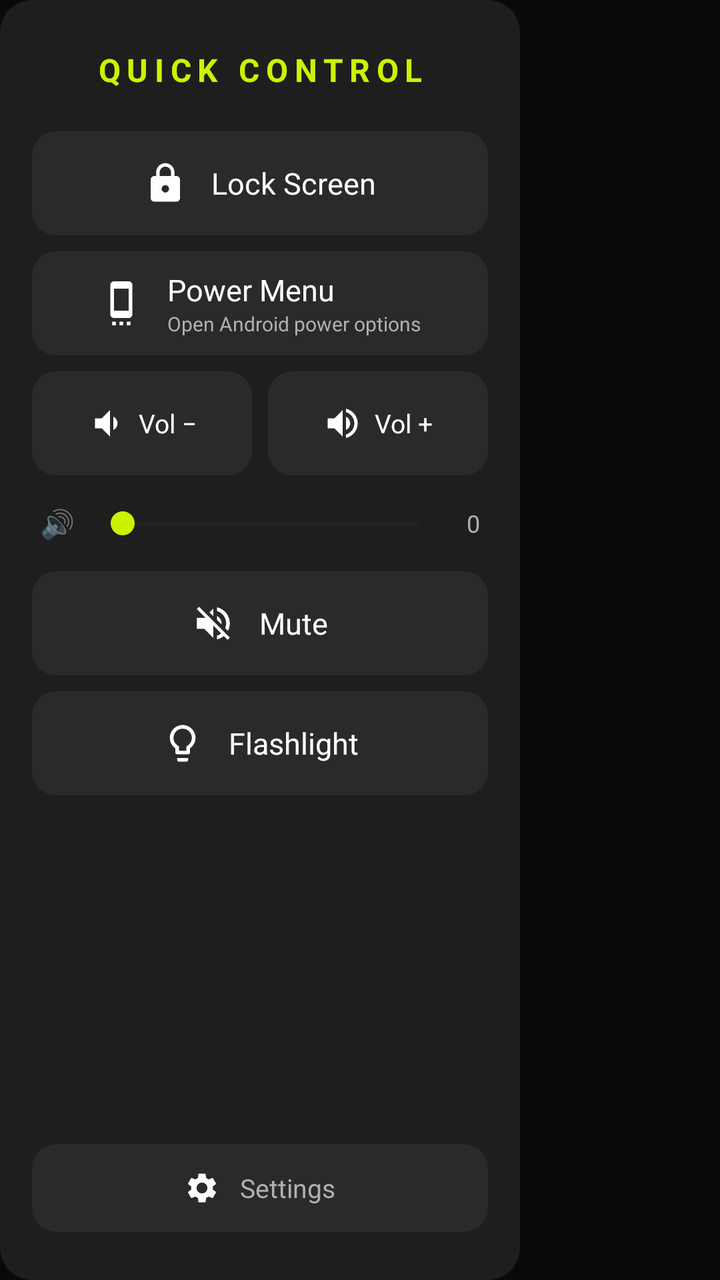
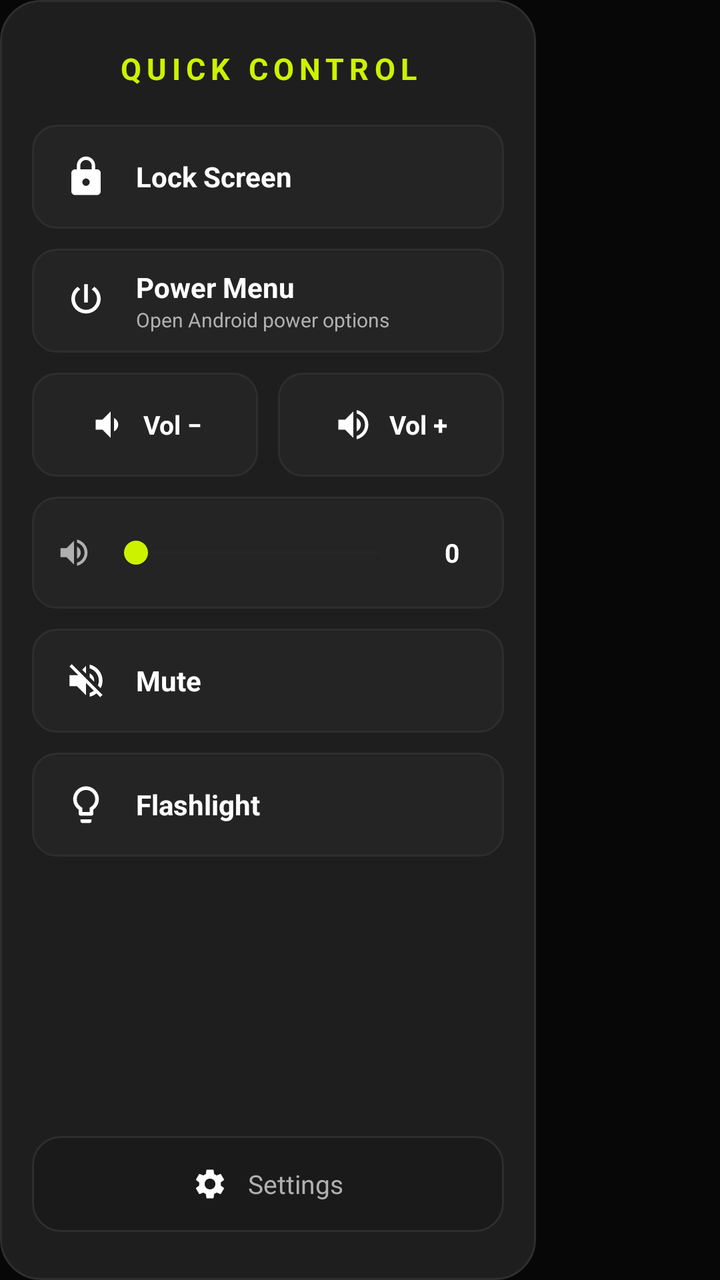

Before-and-after screenshots of an Android layout around one commit, followed by the original layout XML and the change that was made.
<!-- AndroidManifest.xml: application theme Theme.QuickControl -->
<!-- res/layout/edge_panel.xml -->
<?xml version="1.0" encoding="utf-8"?>
<FrameLayout xmlns:android="http://schemas.android.com/apk/res/android"
    android:layout_width="match_parent"
    android:layout_height="match_parent">

    
    <View
        android:id="@+id/panelScrim"
        android:layout_width="match_parent"
        android:layout_height="match_parent"
        android:background="@color/scrim" />

    
    <LinearLayout
        android:id="@+id/panelContainer"
        android:layout_width="260dp"
        android:layout_height="match_parent"
        android:background="@drawable/panel_background"
        android:orientation="vertical"
        android:paddingTop="24dp"
        android:paddingBottom="24dp"
        android:paddingStart="16dp"
        android:paddingEnd="16dp">

        
        <TextView
            android:layout_width="match_parent"
            android:layout_height="wrap_content"
            android:gravity="center"
            android:text="@string/panel_title"
            android:textColor="@color/primary"
            android:textSize="16sp"
            android:textStyle="bold"
            android:letterSpacing="0.2"
            android:layout_marginBottom="20dp" />

        
        <LinearLayout
            android:id="@+id/btnLockScreen"
            android:layout_width="match_parent"
            android:layout_height="52dp"
            android:background="@drawable/button_background"
            android:gravity="center"
            android:orientation="horizontal"
            android:paddingStart="16dp"
            android:paddingEnd="16dp"
            android:layout_marginBottom="8dp"
            android:clickable="true"
            android:focusable="true">

            <ImageView
                android:layout_width="22dp"
                android:layout_height="22dp"
                android:src="@drawable/ic_lock"
                android:layout_marginEnd="12dp" />

            <TextView
                android:layout_width="wrap_content"
                android:layout_height="wrap_content"
                android:text="@string/lock_screen"
                android:textColor="@color/primary_text"
                android:textSize="15sp" />
        </LinearLayout>

        
        <LinearLayout
            android:id="@+id/btnPowerMenu"
            android:layout_width="match_parent"
            android:layout_height="52dp"
            android:background="@drawable/button_background"
            android:gravity="center"
            android:orientation="horizontal"
            android:paddingStart="16dp"
            android:paddingEnd="16dp"
            android:layout_marginBottom="8dp"
            android:clickable="true"
            android:focusable="true">

            <ImageView
                android:layout_width="22dp"
                android:layout_height="22dp"
                android:src="@drawable/ic_power"
                android:layout_marginEnd="12dp" />

            <LinearLayout
                android:layout_width="wrap_content"
                android:layout_height="wrap_content"
                android:orientation="vertical">

                <TextView
                    android:layout_width="wrap_content"
                    android:layout_height="wrap_content"
                    android:text="@string/power_menu"
                    android:textColor="@color/primary_text"
                    android:textSize="15sp" />

                <TextView
                    android:layout_width="wrap_content"
                    android:layout_height="wrap_content"
                    android:text="@string/power_menu_subtitle"
                    android:textColor="@color/secondary_text"
                    android:textSize="10sp" />
            </LinearLayout>
        </LinearLayout>

        
        <LinearLayout
            android:layout_width="match_parent"
            android:layout_height="52dp"
            android:orientation="horizontal"
            android:layout_marginBottom="8dp">

            <LinearLayout
                android:id="@+id/btnVolumeDown"
                android:layout_width="0dp"
                android:layout_height="match_parent"
                android:layout_weight="1"
                android:background="@drawable/button_background"
                android:gravity="center"
                android:orientation="horizontal"
                android:layout_marginEnd="4dp"
                android:clickable="true"
                android:focusable="true">

                <ImageView
                    android:layout_width="20dp"
                    android:layout_height="20dp"
                    android:src="@drawable/ic_volume_down"
                    android:layout_marginEnd="6dp" />

                <TextView
                    android:layout_width="wrap_content"
                    android:layout_height="wrap_content"
                    android:text="@string/volume_down"
                    android:textColor="@color/primary_text"
                    android:textSize="13sp" />
            </LinearLayout>

            <LinearLayout
                android:id="@+id/btnVolumeUp"
                android:layout_width="0dp"
                android:layout_height="match_parent"
                android:layout_weight="1"
                android:background="@drawable/button_background"
                android:gravity="center"
                android:orientation="horizontal"
                android:layout_marginStart="4dp"
                android:clickable="true"
                android:focusable="true">

                <ImageView
                    android:layout_width="20dp"
                    android:layout_height="20dp"
                    android:src="@drawable/ic_volume_up"
                    android:layout_marginEnd="6dp" />

                <TextView
                    android:layout_width="wrap_content"
                    android:layout_height="wrap_content"
                    android:text="@string/volume_up"
                    android:textColor="@color/primary_text"
                    android:textSize="13sp" />
            </LinearLayout>
        </LinearLayout>

        
        <LinearLayout
            android:layout_width="match_parent"
            android:layout_height="wrap_content"
            android:orientation="horizontal"
            android:gravity="center_vertical"
            android:paddingStart="4dp"
            android:paddingEnd="4dp"
            android:layout_marginBottom="8dp">

            <TextView
                android:layout_width="wrap_content"
                android:layout_height="wrap_content"
                android:text="🔊"
                android:textSize="14sp" />

            <SeekBar
                android:id="@+id/volumeSeekBar"
                android:layout_width="0dp"
                android:layout_height="32dp"
                android:layout_weight="1"
                android:layout_marginStart="8dp"
                android:layout_marginEnd="8dp"
                android:progressTint="@color/primary"
                android:thumbTint="@color/primary"
                android:progressBackgroundTint="@color/divider" />

            <TextView
                android:id="@+id/volumeLevel"
                android:layout_width="wrap_content"
                android:layout_height="wrap_content"
                android:textColor="@color/secondary_text"
                android:textSize="12sp"
                android:text="0" />
        </LinearLayout>

        
        <LinearLayout
            android:id="@+id/btnMute"
            android:layout_width="match_parent"
            android:layout_height="52dp"
            android:background="@drawable/button_background"
            android:gravity="center"
            android:orientation="horizontal"
            android:paddingStart="16dp"
            android:paddingEnd="16dp"
            android:layout_marginBottom="8dp"
            android:clickable="true"
            android:focusable="true">

            <ImageView
                android:id="@+id/muteIcon"
                android:layout_width="22dp"
                android:layout_height="22dp"
                android:src="@drawable/ic_volume_mute"
                android:layout_marginEnd="12dp" />

            <TextView
                android:id="@+id/muteText"
                android:layout_width="wrap_content"
                android:layout_height="wrap_content"
                android:text="@string/mute"
                android:textColor="@color/primary_text"
                android:textSize="15sp" />
        </LinearLayout>

        
        <LinearLayout
            android:id="@+id/btnFlashlight"
            android:layout_width="match_parent"
            android:layout_height="52dp"
            android:background="@drawable/button_background"
            android:gravity="center"
            android:orientation="horizontal"
            android:paddingStart="16dp"
            android:paddingEnd="16dp"
            android:layout_marginBottom="8dp"
            android:clickable="true"
            android:focusable="true">

            <ImageView
                android:id="@+id/flashlightIcon"
                android:layout_width="22dp"
                android:layout_height="22dp"
                android:src="@drawable/ic_flashlight"
                android:layout_marginEnd="12dp" />

            <TextView
                android:id="@+id/flashlightText"
                android:layout_width="wrap_content"
                android:layout_height="wrap_content"
                android:text="@string/flashlight"
                android:textColor="@color/primary_text"
                android:textSize="15sp" />
        </LinearLayout>

        
        <View
            android:layout_width="match_parent"
            android:layout_height="0dp"
            android:layout_weight="1" />

        
        <LinearLayout
            android:id="@+id/btnOpenSettings"
            android:layout_width="match_parent"
            android:layout_height="44dp"
            android:background="@drawable/button_background"
            android:gravity="center"
            android:orientation="horizontal"
            android:paddingStart="16dp"
            android:paddingEnd="16dp"
            android:clickable="true"
            android:focusable="true">

            <ImageView
                android:layout_width="18dp"
                android:layout_height="18dp"
                android:src="@drawable/ic_settings"
                android:layout_marginEnd="10dp" />

            <TextView
                android:layout_width="wrap_content"
                android:layout_height="wrap_content"
                android:text="@string/settings_title"
                android:textColor="@color/secondary_text"
                android:textSize="13sp" />
        </LinearLayout>

    </LinearLayout>
</FrameLayout>
<!-- resources referenced by this layout -->
<resources>
  <color name="divider">#FF333333</color>
  <color name="primary">#FFCDF200</color>
  <color name="primary_text">#FFFFFFFF</color>
  <color name="scrim">#80000000</color>
  <color name="secondary_text">#FFB0B0B0</color>
  <!-- drawable button_background (drawable) -->
  <?xml version="1.0" encoding="utf-8"?>
  <ripple xmlns:android="http://schemas.android.com/apk/res/android"
      android:color="#40FFFFFF">
      <item>
          <shape android:shape="rectangle">
              <solid android:color="@color/button_background" />
              <corners android:radius="12dp" />
          </shape>
      </item>
  </ripple>
  <!-- drawable ic_power (drawable) -->
  <?xml version="1.0" encoding="utf-8"?>
  <vector xmlns:android="http://schemas.android.com/apk/res/android"
      android:width="24dp"
      android:height="24dp"
      android:viewportWidth="24"
      android:viewportHeight="24">
      <path
          android:fillColor="@color/primary_text"
          android:pathData="M7,24h2v-2H7v2zM11,24h2v-2h-2v2zM15,24h2v-2h-2v2zM16,0H8C6.9,0 6,0.9 6,2v16c0,1.1 0.9,2 2,2h8c1.1,0 2,-0.9 2,-2V2c0,-1.1 -0.9,-2 -2,-2zM16,16H8V4h8v12z" />
  </vector>
  <!-- drawable ic_volume_down (drawable) -->
  <?xml version="1.0" encoding="utf-8"?>
  <vector xmlns:android="http://schemas.android.com/apk/res/android"
      android:width="24dp"
      android:height="24dp"
      android:viewportWidth="24"
      android:viewportHeight="24">
      <path
          android:fillColor="@color/primary_text"
          android:pathData="M18.5,12c0,-1.77 -1.02,-3.29 -2.5,-4.03v8.05c1.48,-0.73 2.5,-2.25 2.5,-4.02zM5,9v6h4l5,5V4L9,9H5z" />
  </vector>
  <!-- drawable ic_volume_up (drawable) -->
  <?xml version="1.0" encoding="utf-8"?>
  <vector xmlns:android="http://schemas.android.com/apk/res/android"
      android:width="24dp"
      android:height="24dp"
      android:viewportWidth="24"
      android:viewportHeight="24">
      <path
          android:fillColor="@color/primary_text"
          android:pathData="M3,9v6h4l5,5V4L7,9H3zM16.5,12c0,-1.77 -1.02,-3.29 -2.5,-4.03v8.05c1.48,-0.73 2.5,-2.25 2.5,-4.02zM14,3.23v2.06c2.89,0.86 5,3.54 5,6.71s-2.11,5.85 -5,6.71v2.06c4.01,-0.91 7,-4.49 7,-8.77s-2.99,-7.86 -7,-8.77z" />
  </vector>
  <!-- drawable panel_background (drawable) -->
  <?xml version="1.0" encoding="utf-8"?>
  <shape xmlns:android="http://schemas.android.com/apk/res/android"
      android:shape="rectangle">
      <solid android:color="@color/surface" />
      <corners android:radius="16dp" />
  </shape>
  <string name="flashlight">Flashlight</string>
  <string name="lock_screen">Lock Screen</string>
  <string name="mute">Mute</string>
  <string name="panel_title">QUICK CONTROL</string>
  <string name="power_menu">Power Menu</string>
  <string name="power_menu_subtitle">Open Android power options</string>
  <string name="settings_title">Settings</string>
  <string name="volume_down">Vol −</string>
  <string name="volume_up">Vol +</string>
  <color name="button_background">#FF2A2A2A</color>
  <color name="surface">#FF1E1E1E</color>
  <color name="primary_dark">#FF9AB800</color>
  <color name="background">#FF121212</color>
  <!-- unchanged entries left out for length: 5 -->
</resources>

<!-- the commit's change to res/layout/edge_panel.xml (unified diff, before → after) -->
@@ -13,14 +13,14 @@
     
     <LinearLayout
         android:id="@+id/panelContainer"
-        android:layout_width="260dp"
+        android:layout_width="268dp"
         android:layout_height="match_parent"
         android:background="@drawable/panel_background"
         android:orientation="vertical"
+        android:paddingStart="16dp"
         android:paddingTop="24dp"
-        android:paddingBottom="24dp"
-        android:paddingStart="16dp"
-        android:paddingEnd="16dp">
+        android:paddingEnd="16dp"
+        android:paddingBottom="24dp">
 
         
         <TextView
@@ -29,10 +29,10 @@
             android:gravity="center"
             android:text="@string/panel_title"
             android:textColor="@color/primary"
-            android:textSize="16sp"
+            android:textSize="15sp"
             android:textStyle="bold"
-            android:letterSpacing="0.2"
-            android:layout_marginBottom="20dp" />
+            android:letterSpacing="0.18"
+            android:layout_marginBottom="18dp" />
 
         
         <LinearLayout
@@ -40,11 +40,11 @@
             android:layout_width="match_parent"
             android:layout_height="52dp"
             android:background="@drawable/button_background"
-            android:gravity="center"
-            android:orientation="horizontal"
-            android:paddingStart="16dp"
-            android:paddingEnd="16dp"
-            android:layout_marginBottom="8dp"
+            android:gravity="center_vertical"
+            android:orientation="horizontal"
+            android:paddingStart="16dp"
+            android:paddingEnd="16dp"
+            android:layout_marginBottom="10dp"
             android:clickable="true"
             android:focusable="true">
 
@@ -52,14 +52,16 @@
                 android:layout_width="22dp"
                 android:layout_height="22dp"
                 android:src="@drawable/ic_lock"
-                android:layout_marginEnd="12dp" />
+                android:contentDescription="@string/lock_screen"
+                android:layout_marginEnd="14dp" />
 
             <TextView
                 android:layout_width="wrap_content"
                 android:layout_height="wrap_content"
                 android:text="@string/lock_screen"
                 android:textColor="@color/primary_text"
-                android:textSize="15sp" />
+                android:textSize="14sp"
+                android:textStyle="bold" />
         </LinearLayout>
 
         
@@ -68,11 +70,11 @@
             android:layout_width="match_parent"
             android:layout_height="52dp"
             android:background="@drawable/button_background"
-            android:gravity="center"
-            android:orientation="horizontal"
-            android:paddingStart="16dp"
-            android:paddingEnd="16dp"
-            android:layout_marginBottom="8dp"
+            android:gravity="center_vertical"
+            android:orientation="horizontal"
+            android:paddingStart="16dp"
+            android:paddingEnd="16dp"
+            android:layout_marginBottom="10dp"
             android:clickable="true"
             android:focusable="true">
 
@@ -80,7 +82,8 @@
                 android:layout_width="22dp"
                 android:layout_height="22dp"
                 android:src="@drawable/ic_power"
-                android:layout_marginEnd="12dp" />
+                android:contentDescription="@string/power_menu"
+                android:layout_marginEnd="14dp" />
 
             <LinearLayout
                 android:layout_width="wrap_content"
@@ -92,7 +95,8 @@
                     android:layout_height="wrap_content"
                     android:text="@string/power_menu"
                     android:textColor="@color/primary_text"
-                    android:textSize="15sp" />
+                    android:textSize="14sp"
+                    android:textStyle="bold" />
 
                 <TextView
                     android:layout_width="wrap_content"
@@ -108,7 +112,7 @@
             android:layout_width="match_parent"
             android:layout_height="52dp"
             android:orientation="horizontal"
-            android:layout_marginBottom="8dp">
+            android:layout_marginBottom="10dp">
 
             <LinearLayout
                 android:id="@+id/btnVolumeDown"
@@ -118,7 +122,7 @@
                 android:background="@drawable/button_background"
                 android:gravity="center"
                 android:orientation="horizontal"
-                android:layout_marginEnd="4dp"
+                android:layout_marginEnd="5dp"
                 android:clickable="true"
                 android:focusable="true">
 
@@ -126,14 +130,16 @@
                     android:layout_width="20dp"
                     android:layout_height="20dp"
                     android:src="@drawable/ic_volume_down"
-                    android:layout_marginEnd="6dp" />
+                    android:contentDescription="@string/volume_down"
+                    android:layout_marginEnd="8dp" />
 
                 <TextView
                     android:layout_width="wrap_content"
                     android:layout_height="wrap_content"
                     android:text="@string/volume_down"
                     android:textColor="@color/primary_text"
-                    android:textSize="13sp" />
+                    android:textSize="13sp"
+                    android:textStyle="bold" />
             </LinearLayout>
 
             <LinearLayout
@@ -144,7 +150,7 @@
                 android:background="@drawable/button_background"
                 android:gravity="center"
                 android:orientation="horizontal"
-                android:layout_marginStart="4dp"
+                android:layout_marginStart="5dp"
                 android:clickable="true"
                 android:focusable="true">
 
@@ -152,14 +158,16 @@
                     android:layout_width="20dp"
                     android:layout_height="20dp"
                     android:src="@drawable/ic_volume_up"
-                    android:layout_marginEnd="6dp" />
+                    android:contentDescription="@string/volume_up"
+                    android:layout_marginEnd="8dp" />
 
                 <TextView
                     android:layout_width="wrap_content"
                     android:layout_height="wrap_content"
                     android:text="@string/volume_up"
                     android:textColor="@color/primary_text"
-                    android:textSize="13sp" />
+                    android:textSize="13sp"
+                    android:textStyle="bold" />
             </LinearLayout>
         </LinearLayout>
 
@@ -167,35 +175,41 @@
         <LinearLayout
             android:layout_width="match_parent"
             android:layout_height="wrap_content"
-            android:orientation="horizontal"
-            android:gravity="center_vertical"
-            android:paddingStart="4dp"
-            android:paddingEnd="4dp"
-            android:layout_marginBottom="8dp">
-
-            <TextView
-                android:layout_width="wrap_content"
-                android:layout_height="wrap_content"
-                android:text="🔊"
-                android:textSize="14sp" />
+            android:background="@drawable/button_background"
+            android:orientation="horizontal"
+            android:gravity="center_vertical"
+            android:paddingStart="12dp"
+            android:paddingTop="6dp"
+            android:paddingEnd="12dp"
+            android:paddingBottom="6dp"
+            android:layout_marginBottom="10dp">
+
+            <ImageView
+                android:layout_width="18dp"
+                android:layout_height="18dp"
+                android:src="@drawable/ic_volume_up"
+                android:tint="@color/secondary_text"
+                android:contentDescription="Volume Slider" />
 
             <SeekBar
                 android:id="@+id/volumeSeekBar"
                 android:layout_width="0dp"
-                android:layout_height="32dp"
+                android:layout_height="44dp"
                 android:layout_weight="1"
-                android:layout_marginStart="8dp"
-                android:layout_marginEnd="8dp"
+                android:layout_marginStart="6dp"
+                android:layout_marginEnd="6dp"
                 android:progressTint="@color/primary"
                 android:thumbTint="@color/primary"
                 android:progressBackgroundTint="@color/divider" />
 
             <TextView
                 android:id="@+id/volumeLevel"
-                android:layout_width="wrap_content"
-                android:layout_height="wrap_content"
-                android:textColor="@color/secondary_text"
-                android:textSize="12sp"
+                android:layout_width="28dp"
+                android:layout_height="wrap_content"
+                android:gravity="center"
+                android:textColor="@color/primary_text"
+                android:textSize="13sp"
+                android:textStyle="bold"
                 android:text="0" />
         </LinearLayout>
 
@@ -205,11 +219,11 @@
             android:layout_width="match_parent"
             android:layout_height="52dp"
             android:background="@drawable/button_background"
-            android:gravity="center"
-            android:orientation="horizontal"
-            android:paddingStart="16dp"
-            android:paddingEnd="16dp"
-            android:layout_marginBottom="8dp"
+            android:gravity="center_vertical"
+            android:orientation="horizontal"
+            android:paddingStart="16dp"
+            android:paddingEnd="16dp"
+            android:layout_marginBottom="10dp"
             android:clickable="true"
             android:focusable="true">
 
@@ -218,7 +232,8 @@
                 android:layout_width="22dp"
                 android:layout_height="22dp"
                 android:src="@drawable/ic_volume_mute"
-                android:layout_marginEnd="12dp" />
+                android:contentDescription="@string/mute"
+                android:layout_marginEnd="14dp" />
 
             <TextView
                 android:id="@+id/muteText"
@@ -226,7 +241,8 @@
                 android:layout_height="wrap_content"
                 android:text="@string/mute"
                 android:textColor="@color/primary_text"
-                android:textSize="15sp" />
+                android:textSize="14sp"
+                android:textStyle="bold" />
         </LinearLayout>
 
         
@@ -235,11 +251,11 @@
             android:layout_width="match_parent"
             android:layout_height="52dp"
             android:background="@drawable/button_background"
-            android:gravity="center"
-            android:orientation="horizontal"
-            android:paddingStart="16dp"
-            android:paddingEnd="16dp"
-            android:layout_marginBottom="8dp"
+            android:gravity="center_vertical"
+            android:orientation="horizontal"
+            android:paddingStart="16dp"
+            android:paddingEnd="16dp"
+            android:layout_marginBottom="10dp"
             android:clickable="true"
             android:focusable="true">
 
@@ -248,7 +264,8 @@
                 android:layout_width="22dp"
                 android:layout_height="22dp"
                 android:src="@drawable/ic_flashlight"
-                android:layout_marginEnd="12dp" />
+                android:contentDescription="@string/flashlight"
+                android:layout_marginEnd="14dp" />
 
             <TextView
                 android:id="@+id/flashlightText"
@@ -256,7 +273,8 @@
                 android:layout_height="wrap_content"
                 android:text="@string/flashlight"
                 android:textColor="@color/primary_text"
-                android:textSize="15sp" />
+                android:textSize="14sp"
+                android:textStyle="bold" />
         </LinearLayout>
 
         
@@ -269,8 +287,8 @@
         <LinearLayout
             android:id="@+id/btnOpenSettings"
             android:layout_width="match_parent"
-            android:layout_height="44dp"
-            android:background="@drawable/button_background"
+            android:layout_height="48dp"
+            android:background="@drawable/button_secondary"
             android:gravity="center"
             android:orientation="horizontal"
             android:paddingStart="16dp"
@@ -282,6 +300,7 @@
                 android:layout_width="18dp"
                 android:layout_height="18dp"
                 android:src="@drawable/ic_settings"
+                android:contentDescription="@string/settings_title"
                 android:layout_marginEnd="10dp" />
 
             <TextView
<!-- resource entries referenced after the edit -->
@@ -1,18 +1,35 @@
 <!-- resources referenced by this layout -->
 <resources>
-  <color name="divider">#FF333333</color>
+  <color name="divider">#FF2D2D2D</color>
   <color name="primary">#FFCDF200</color>
   <color name="primary_text">#FFFFFFFF</color>
-  <color name="scrim">#80000000</color>
+  <color name="scrim">#99000000</color>
   <color name="secondary_text">#FFB0B0B0</color>
   <!-- drawable button_background (drawable) -->
   <?xml version="1.0" encoding="utf-8"?>
   <ripple xmlns:android="http://schemas.android.com/apk/res/android"
-      android:color="#40FFFFFF">
+      android:color="@color/ripple_light">
       <item>
           <shape android:shape="rectangle">
               <solid android:color="@color/button_background" />
               <corners android:radius="12dp" />
+              <stroke
+                  android:width="1dp"
+                  android:color="@color/card_stroke" />
+          </shape>
+      </item>
+  </ripple>
+  <!-- drawable button_secondary (drawable) -->
+  <?xml version="1.0" encoding="utf-8"?>
+  <ripple xmlns:android="http://schemas.android.com/apk/res/android"
+      android:color="@color/ripple_light">
+      <item>
+          <shape android:shape="rectangle">
+              <solid android:color="@color/surface_card" />
+              <corners android:radius="14dp" />
+              <stroke
+                  android:width="1dp"
+                  android:color="@color/card_stroke" />
           </shape>
       </item>
   </ripple>
@@ -25,7 +42,7 @@
       android:viewportHeight="24">
       <path
           android:fillColor="@color/primary_text"
-          android:pathData="M7,24h2v-2H7v2zM11,24h2v-2h-2v2zM15,24h2v-2h-2v2zM16,0H8C6.9,0 6,0.9 6,2v16c0,1.1 0.9,2 2,2h8c1.1,0 2,-0.9 2,-2V2c0,-1.1 -0.9,-2 -2,-2zM16,16H8V4h8v12z" />
+          android:pathData="M16.56,4.44l-1.45,1.45C16.84,6.94 18,8.83 18,11c0,3.31 -2.69,6 -6,6s-6,-2.69 -6,-6c0,-2.17 1.16,-4.06 2.88,-5.12L7.44,4.44C5.36,5.88 4,8.28 4,11c0,4.42 3.58,8 8,8s8,-3.58 8,-8c0,-2.72 -1.36,-5.12 -3.44,-6.56zM13,3h-2v10h2V3z" />
   </vector>
   <!-- drawable ic_volume_down (drawable) -->
   <?xml version="1.0" encoding="utf-8"?>
@@ -54,7 +71,10 @@
   <shape xmlns:android="http://schemas.android.com/apk/res/android"
       android:shape="rectangle">
       <solid android:color="@color/surface" />
-      <corners android:radius="16dp" />
+      <corners android:radius="20dp" />
+      <stroke
+          android:width="1dp"
+          android:color="@color/card_stroke" />
   </shape>
   <string name="flashlight">Flashlight</string>
   <string name="lock_screen">Lock Screen</string>
@@ -65,7 +85,10 @@
   <string name="settings_title">Settings</string>
   <string name="volume_down">Vol −</string>
   <string name="volume_up">Vol +</string>
-  <color name="button_background">#FF2A2A2A</color>
+  <color name="ripple_light">#26FFFFFF</color>
+  <color name="button_background">#FF242424</color>
+  <color name="card_stroke">#FF2E2E2E</color>
+  <color name="surface_card">#FF1A1A1A</color>
   <color name="surface">#FF1E1E1E</color>
   <color name="primary_dark">#FF9AB800</color>
   <color name="background">#FF121212</color>
